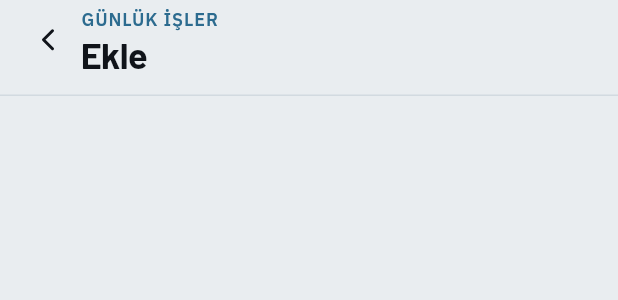
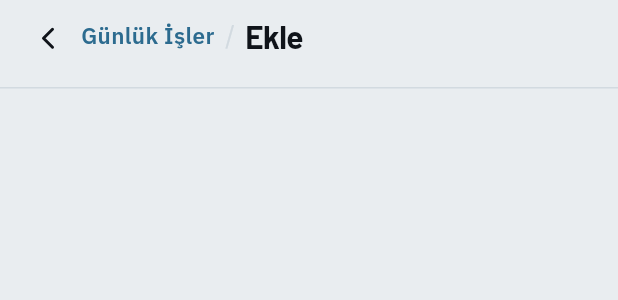
Before and after one commit to yuceloper/construction-monitor-app, a Flutter app: the BreadcrumbBar widget shown alone on an empty page, opened directly, on a phone screen of 412 x 824 dp. Shown: the top 300 px of the screen. Run offline on Flutter 3.47's test engine with Material 3 defaults, Android fonts, the phone set to English and light mode, and no system bars; our stand-ins replace audioplayers, go_router, image_picker, lucide_icons_flutter; missing offline and left inert: pdfrx, record.

Commit message:
Breadcrumb tek satira indirildi
Ust sayfa adi ile bulunulan sayfa alt alta duruyordu, ikisi de ayni
satira alindi. Ayrac olarak ok yerine ince bir egik cizgi kullaniliyor;
geri okuyla yan yana iki centik olusuyordu. Ust sayfa adi marka
renginde, basinca yine oraya donuluyor.

```diff
--- a/lib/core/widgets/app_header.dart
+++ b/lib/core/widgets/app_header.dart
@@ -457,8 +457,10 @@ class BreadcrumbBar extends StatelessWidget {
     final c = context.colors;
     final parentLabel = parent;
 
+    final hasParent = parentLabel != null && parentLabel.isNotEmpty;
+
     return Container(
-      padding: const EdgeInsets.fromLTRB(10, 4, 20, 14),
+      padding: const EdgeInsets.fromLTRB(10, 2, 18, 12),
       decoration: BoxDecoration(
         border: Border(bottom: BorderSide(color: c.border2)),
       ),
@@ -467,54 +469,76 @@ class BreadcrumbBar extends StatelessWidget {
         children: [
           Pressable(
             onTap: onBack,
-            child: Padding(
-              padding: const EdgeInsets.all(10),
-              child: Icon(LucideIcons.chevronLeft, size: 24, color: c.ink),
+            child: const Padding(
+              // Harflerin gorsel merkezi kutunun biraz altinda kaldigi icin
+              // ok 1.5dp asagi aliniyor.
+              padding: EdgeInsets.fromLTRB(10, 11.5, 10, 8.5),
+              child: _BackChevron(),
             ),
           ),
-          Expanded(
-            child: Column(
-              crossAxisAlignment: CrossAxisAlignment.start,
-              mainAxisSize: MainAxisSize.min,
-              children: [
-                if (parentLabel != null && parentLabel.isNotEmpty)
+          if (hasParent) ...[
+            // Ust sayfa adi basliktan once, ayni satirda. Marka renginde
+            // oldugu icin dokunulabilir oldugu anlasiliyor.
             Pressable(
               onTap: onParentTap,
               child: Padding(
-                      padding: const EdgeInsets.only(bottom: 2),
+                padding: const EdgeInsets.symmetric(vertical: 6),
                 child: Text(
-                        parentLabel.toUpperCase(),
+                  parentLabel,
                   maxLines: 1,
-                        overflow: TextOverflow.ellipsis,
                   style: TextStyle(
                     fontFamily: kBody,
-                          fontSize: 12,
-                          fontWeight: FontWeight.w700,
-                          letterSpacing: .6,
+                    fontSize: 15,
+                    fontWeight: FontWeight.w600,
                     color: c.accent,
                   ),
                 ),
               ),
             ),
-                Text(
+            // Ayrac ok degil: geri okuyla yan yana iki centik olusuyordu.
+            Padding(
+              padding: const EdgeInsets.symmetric(horizontal: 7),
+              child: Text(
+                '/',
+                style: TextStyle(
+                  fontFamily: kBody,
+                  fontSize: 17,
+                  color: c.border2,
+                ),
+              ),
+            ),
+          ],
+          Flexible(
+            child: Text(
               title,
               maxLines: 1,
               overflow: TextOverflow.ellipsis,
               style: TextStyle(
                 fontFamily: kDisplay,
-                    fontSize: 24,
+                fontSize: 21,
                 fontWeight: FontWeight.w700,
-                    height: 1.1,
                 letterSpacing: -.4,
                 color: c.ink,
               ),
             ),
-              ],
           ),
-          ),
-          ?trailing,
+          if (trailing != null) ...[const Spacer(), trailing!],
         ],
       ),
     );
   }
 }
+
+/// Geri oku; rengini temadan kendisi okuyor.
+class _BackChevron extends StatelessWidget {
+  const _BackChevron();
+
+  @override
+  Widget build(BuildContext context) {
+    return Icon(
+      LucideIcons.chevronLeft,
+      size: 24,
+      color: context.colors.ink,
+    );
+  }
+}
```
Lines whose indentation alone changed are shown as unchanged.
